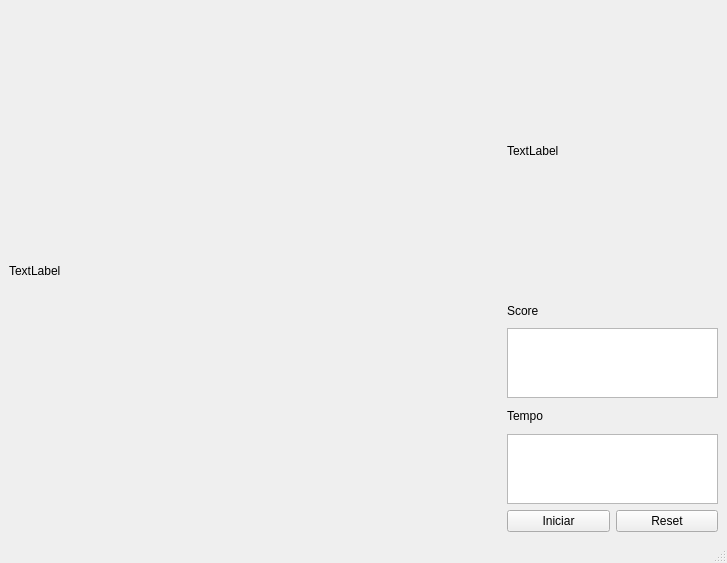
This is mainwindow.ui in Gildson/tempo_reacao as Qt 5 draws it before an edit. The edited form follows.
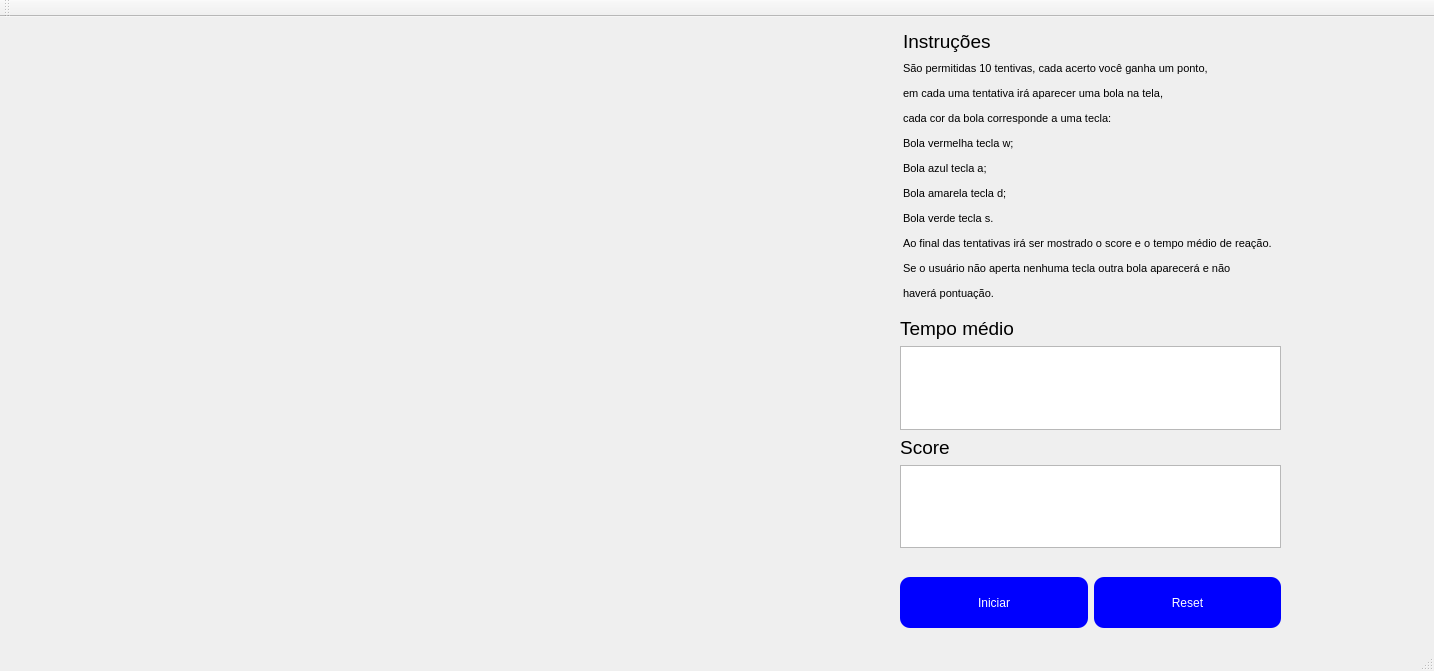
This is the edited form.

Diff of the .ui file:
```diff
--- a/mainwindow.ui
+++ b/mainwindow.ui
@@ -6,88 +6,256 @@
    <rect>
     <x>0</x>
     <y>0</y>
-    <width>727</width>
-    <height>563</height>
+    <width>1434</width>
+    <height>671</height>
    </rect>
   </property>
+  <property name="sizePolicy">
+   <sizepolicy hsizetype="Expanding" vsizetype="Expanding">
+    <horstretch>0</horstretch>
+    <verstretch>0</verstretch>
+   </sizepolicy>
+  </property>
   <property name="windowTitle">
    <string>MainWindow</string>
   </property>
   <widget class="QWidget" name="centralwidget">
-   <layout class="QGridLayout" name="gridLayout">
-    <item row="0" column="0">
-     <layout class="QHBoxLayout" name="horizontalLayout_2" stretch="70,30">
-      <item>
-       <widget class="QLabel" name="label_4">
-        <property name="text">
-         <string>TextLabel</string>
-        </property>
-       </widget>
-      </item>
-      <item>
-       <layout class="QVBoxLayout" name="verticalLayout" stretch="60,5,10,5,10,10">
-        <item>
-         <widget class="QLabel" name="label_3">
-          <property name="text">
-           <string>TextLabel</string>
-          </property>
-         </widget>
-        </item>
-        <item>
-         <widget class="QLabel" name="label">
-          <property name="text">
-           <string>Score</string>
-          </property>
-         </widget>
-        </item>
-        <item>
-         <widget class="QTextBrowser" name="textBrowser_2"/>
-        </item>
-        <item>
-         <widget class="QLabel" name="label_2">
-          <property name="text">
-           <string>Tempo</string>
-          </property>
-         </widget>
-        </item>
-        <item>
-         <widget class="QTextBrowser" name="textBrowser"/>
-        </item>
-        <item>
-         <layout class="QHBoxLayout" name="horizontalLayout">
-          <item>
-           <widget class="QPushButton" name="pushButton">
-            <property name="text">
-             <string>Iniciar</string>
-            </property>
-           </widget>
-          </item>
-          <item>
-           <widget class="QPushButton" name="pushButton_2">
-            <property name="text">
-             <string>Reset</string>
-            </property>
-           </widget>
-          </item>
-         </layout>
-        </item>
-       </layout>
-      </item>
-     </layout>
-    </item>
-   </layout>
-  </widget>
-  <widget class="QMenuBar" name="menubar">
-   <property name="geometry">
-    <rect>
-     <x>0</x>
-     <y>0</y>
-     <width>727</width>
-     <height>22</height>
-    </rect>
-   </property>
+   <widget class="QWidget" name="">
+    <property name="geometry">
+     <rect>
+      <x>900</x>
+      <y>300</y>
+      <width>381</width>
+      <height>231</height>
+     </rect>
+    </property>
+    <layout class="QVBoxLayout" name="verticalLayout" stretch="35,15,35,15">
+     <property name="rightMargin">
+      <number>0</number>
+     </property>
+     <item>
+      <widget class="QLabel" name="label_2">
+       <property name="sizePolicy">
+        <sizepolicy hsizetype="Fixed" vsizetype="Fixed">
+         <horstretch>0</horstretch>
+         <verstretch>0</verstretch>
+        </sizepolicy>
+       </property>
+       <property name="text">
+        <string>&lt;html&gt;&lt;head/&gt;&lt;body&gt;&lt;p align=&quot;center&quot;&gt;&lt;span style=&quot; font-size:14pt;&quot;&gt;Tempo médio&lt;/span&gt;&lt;/p&gt;&lt;/body&gt;&lt;/html&gt;</string>
+       </property>
+      </widget>
+     </item>
+     <item>
+      <widget class="QTextBrowser" name="textBrowser_tempo">
+       <property name="sizePolicy">
+        <sizepolicy hsizetype="Minimum" vsizetype="Minimum">
+         <horstretch>0</horstretch>
+         <verstretch>0</verstretch>
+        </sizepolicy>
+       </property>
+       <property name="minimumSize">
+        <size>
+         <width>10</width>
+         <height>10</height>
+        </size>
+       </property>
+      </widget>
+     </item>
+     <item>
+      <widget class="QLabel" name="label">
+       <property name="sizePolicy">
+        <sizepolicy hsizetype="Fixed" vsizetype="Fixed">
+         <horstretch>0</horstretch>
+         <verstretch>0</verstretch>
+        </sizepolicy>
+       </property>
+       <property name="text">
+        <string>&lt;html&gt;&lt;head/&gt;&lt;body&gt;&lt;p align=&quot;center&quot;&gt;&lt;span style=&quot; font-size:14pt;&quot;&gt;Score&lt;/span&gt;&lt;/p&gt;&lt;/body&gt;&lt;/html&gt;</string>
+       </property>
+      </widget>
+     </item>
+     <item>
+      <widget class="QTextBrowser" name="textBrowser_score">
+       <property name="sizePolicy">
+        <sizepolicy hsizetype="Minimum" vsizetype="Minimum">
+         <horstretch>0</horstretch>
+         <verstretch>0</verstretch>
+        </sizepolicy>
+       </property>
+       <property name="minimumSize">
+        <size>
+         <width>10</width>
+         <height>10</height>
+        </size>
+       </property>
+      </widget>
+     </item>
+    </layout>
+   </widget>
+   <widget class="QLabel" name="label_6">
+    <property name="geometry">
+     <rect>
+      <x>350</x>
+      <y>290</y>
+      <width>171</width>
+      <height>31</height>
+     </rect>
+    </property>
+    <property name="text">
+     <string/>
+    </property>
+   </widget>
+   <widget class="QLabel" name="label_5">
+    <property name="geometry">
+     <rect>
+      <x>90</x>
+      <y>100</y>
+      <width>51</width>
+      <height>71</height>
+     </rect>
+    </property>
+    <property name="sizePolicy">
+     <sizepolicy hsizetype="Preferred" vsizetype="Preferred">
+      <horstretch>100</horstretch>
+      <verstretch>100</verstretch>
+     </sizepolicy>
+    </property>
+    <property name="styleSheet">
+     <string notr="true"/>
+    </property>
+    <property name="text">
+     <string/>
+    </property>
+   </widget>
+   <widget class="QWidget" name="">
+    <property name="geometry">
+     <rect>
+      <x>900</x>
+      <y>10</y>
+      <width>378</width>
+      <height>278</height>
+     </rect>
+    </property>
+    <layout class="QGridLayout" name="instrucoes" rowminimumheight="20,80">
+     <item row="1" column="0">
+      <widget class="QLabel" name="label_4">
+       <property name="sizePolicy">
+        <sizepolicy hsizetype="Fixed" vsizetype="Fixed">
+         <horstretch>0</horstretch>
+         <verstretch>0</verstretch>
+        </sizepolicy>
+       </property>
+       <property name="text">
+        <string>&lt;html&gt;&lt;head/&gt;&lt;body&gt;&lt;p align=&quot;justify&quot;&gt;&lt;span style=&quot; font-size:8pt;&quot;&gt;São permitidas 10 tentivas, cada acerto você ganha um ponto,&lt;/span&gt;&lt;/p&gt;&lt;p align=&quot;justify&quot;&gt;&lt;span style=&quot; font-size:8pt;&quot;&gt;em cada uma tentativa irá aparecer uma bola na tela,&lt;/span&gt;&lt;/p&gt;&lt;p align=&quot;justify&quot;&gt;&lt;span style=&quot; font-size:8pt;&quot;&gt;cada cor da bola corresponde a uma tecla:&lt;/span&gt;&lt;/p&gt;&lt;p align=&quot;justify&quot;&gt;&lt;span style=&quot; font-size:8pt;&quot;&gt;Bola vermelha tecla w;&lt;/span&gt;&lt;/p&gt;&lt;p align=&quot;justify&quot;&gt;&lt;span style=&quot; font-size:8pt;&quot;&gt;Bola azul tecla a;&lt;/span&gt;&lt;/p&gt;&lt;p align=&quot;justify&quot;&gt;&lt;span style=&quot; font-size:8pt;&quot;&gt;Bola amarela tecla d;&lt;/span&gt;&lt;/p&gt;&lt;p align=&quot;justify&quot;&gt;&lt;span style=&quot; font-size:8pt;&quot;&gt;Bola verde tecla s.&lt;/span&gt;&lt;/p&gt;&lt;p align=&quot;justify&quot;&gt;&lt;span style=&quot; font-size:8pt;&quot;&gt;Ao final das tentativas irá ser mostrado o score e o tempo médio de reação. &lt;/span&gt;&lt;/p&gt;&lt;p align=&quot;justify&quot;&gt;&lt;span style=&quot; font-size:8pt;&quot;&gt;Se o usuário não aperta nenhuma tecla outra bola aparecerá e não&lt;/span&gt;&lt;/p&gt;&lt;p align=&quot;justify&quot;&gt;&lt;span style=&quot; font-size:8pt;&quot;&gt;haverá pontuação.&lt;/span&gt;&lt;/p&gt;&lt;/body&gt;&lt;/html&gt;</string>
+       </property>
+       <property name="alignment">
+        <set>Qt::AlignJustify|Qt::AlignVCenter</set>
+       </property>
+      </widget>
+     </item>
+     <item row="0" column="0">
+      <widget class="QLabel" name="label_3">
+       <property name="sizePolicy">
+        <sizepolicy hsizetype="Fixed" vsizetype="Fixed">
+         <horstretch>0</horstretch>
+         <verstretch>0</verstretch>
+        </sizepolicy>
+       </property>
+       <property name="text">
+        <string>&lt;html&gt;&lt;head/&gt;&lt;body&gt;&lt;p align=&quot;justify&quot;&gt;&lt;span style=&quot; font-size:14pt;&quot;&gt;Instruções&lt;/span&gt;&lt;/p&gt;&lt;/body&gt;&lt;/html&gt;</string>
+       </property>
+       <property name="alignment">
+        <set>Qt::AlignJustify|Qt::AlignVCenter</set>
+       </property>
+      </widget>
+     </item>
+    </layout>
+   </widget>
+   <widget class="QWidget" name="">
+    <property name="geometry">
+     <rect>
+      <x>900</x>
+      <y>560</y>
+      <width>381</width>
+      <height>51</height>
+     </rect>
+    </property>
+    <layout class="QGridLayout" name="inicia_reset" columnstretch="50,50">
+     <property name="sizeConstraint">
+      <enum>QLayout::SetMaximumSize</enum>
+     </property>
+     <property name="leftMargin">
+      <number>0</number>
+     </property>
+     <property name="topMargin">
+      <number>0</number>
+     </property>
+     <property name="rightMargin">
+      <number>0</number>
+     </property>
+     <property name="verticalSpacing">
+      <number>0</number>
+     </property>
+     <item row="0" column="0">
+      <widget class="QPushButton" name="pushButtoniniciar">
+       <property name="sizePolicy">
+        <sizepolicy hsizetype="Preferred" vsizetype="Preferred">
+         <horstretch>0</horstretch>
+         <verstretch>0</verstretch>
+        </sizepolicy>
+       </property>
+       <property name="sizeIncrement">
+        <size>
+         <width>0</width>
+         <height>0</height>
+        </size>
+       </property>
+       <property name="styleSheet">
+        <string notr="true">background: blue;
+color: white;
+border: none;
+border-radius: 10px;</string>
+       </property>
+       <property name="text">
+        <string>Iniciar</string>
+       </property>
+      </widget>
+     </item>
+     <item row="0" column="1">
+      <widget class="QPushButton" name="pushButtonreset">
+       <property name="sizePolicy">
+        <sizepolicy hsizetype="Preferred" vsizetype="Preferred">
+         <horstretch>0</horstretch>
+         <verstretch>0</verstretch>
+        </sizepolicy>
+       </property>
+       <property name="styleSheet">
+        <string notr="true">background: blue;
+color: white;
+border: none;
+border-radius: 10px;</string>
+       </property>
+       <property name="text">
+        <string>Reset</string>
+       </property>
+      </widget>
+     </item>
+    </layout>
+   </widget>
   </widget>
   <widget class="QStatusBar" name="statusbar"/>
+  <widget class="QToolBar" name="toolBar">
+   <property name="windowTitle">
+    <string>toolBar</string>
+   </property>
+   <attribute name="toolBarArea">
+    <enum>TopToolBarArea</enum>
+   </attribute>
+   <attribute name="toolBarBreak">
+    <bool>false</bool>
+   </attribute>
+  </widget>
  </widget>
  <resources/>
  <connections/>
```
